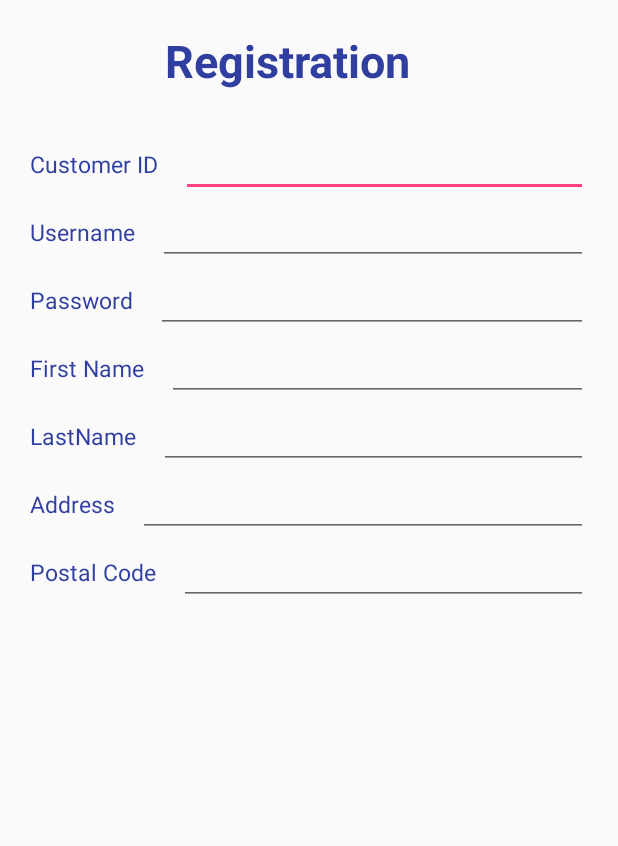
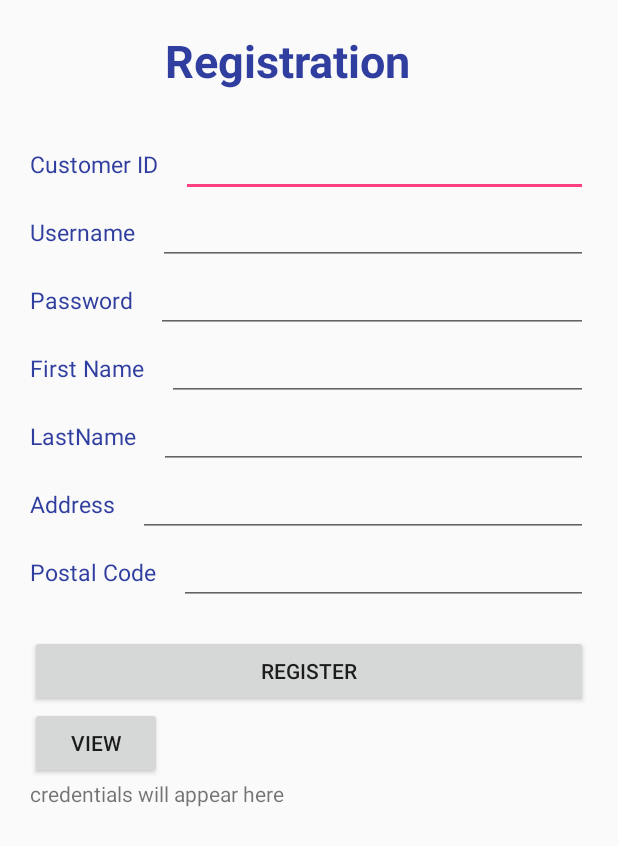
Before and after one commit to mirsakiyev/COMP-304, an Android app: the layout activity_registration.xml on its own in the app's theme, with its tools: preview values and no code run, on a phone screen of 412 x 824 dp. Shown: the top 846 px of the screen. Run offline under Robolectric (Android 15) with nearby library versions, the phone set to English and light mode, and no system bars.

Commit message:
modified assign04

```diff
--- a/AslanMirsakiyev_COMP304_Assignment4/app/src/main/AndroidManifest.xml
+++ b/AslanMirsakiyev_COMP304_Assignment4/app/src/main/AndroidManifest.xml
@@ -16,7 +16,8 @@
                 <category android:name="android.intent.category.LAUNCHER" />
             </intent-filter>
         </activity>
-        <activity android:name=".Registration"></activity>
+        <activity android:name=".Registration" />
+        <activity android:name=".Order"></activity>
     </application>
 
 </manifest>
--- a/AslanMirsakiyev_COMP304_Assignment4/app/src/main/res/layout/activity_registration.xml
+++ b/AslanMirsakiyev_COMP304_Assignment4/app/src/main/res/layout/activity_registration.xml
@@ -147,7 +147,27 @@
         <EditText
             android:id="@+id/editPostalCode"
             android:layout_width="match_parent"
-            android:layout_height="wrap_content" />
+            android:layout_height="wrap_content"
+            android:layout_marginBottom="20dp"/>
     </LinearLayout>
 
+    <Button
+        android:id="@+id/newregBtn"
+        android:layout_width="match_parent"
+        android:layout_height="wrap_content"
+        android:text="register"/>
+
+    <Button
+        android:id="@+id/view"
+        android:layout_width="wrap_content"
+        android:layout_height="wrap_content"
+        android:text="View"/>
+
+    <TextView
+        android:id="@+id/result"
+        android:layout_width="wrap_content"
+        android:layout_height="wrap_content"
+        android:text="credentials will appear here"/>
+
+
 </LinearLayout>
```
Also changed, not shown: AslanMirsakiyev_COMP304_Assignment4/app/src/main/java/com/example/aslanmr/aslanmirsakiyev_comp304_assignment4/DBHelper.java (+44 -3 lines), AslanMirsakiyev_COMP304_Assignment4/app/src/main/java/com/example/aslanmr/aslanmirsakiyev_comp304_assignment4/MainActivity.java (+37 -0 lines), AslanMirsakiyev_COMP304_Assignment4/app/src/main/java/com/example/aslanmr/aslanmirsakiyev_comp304_assignment4/Order.java (added, +28 -0 lines), AslanMirsakiyev_COMP304_Assignment4/app/src/main/java/com/example/aslanmr/aslanmirsakiyev_comp304_assignment4/Registration.java (+76 -0 lines), AslanMirsakiyev_COMP304_Assignment4/app/src/main/res/layout/activity_order.xml (added, +15 -0 lines).
